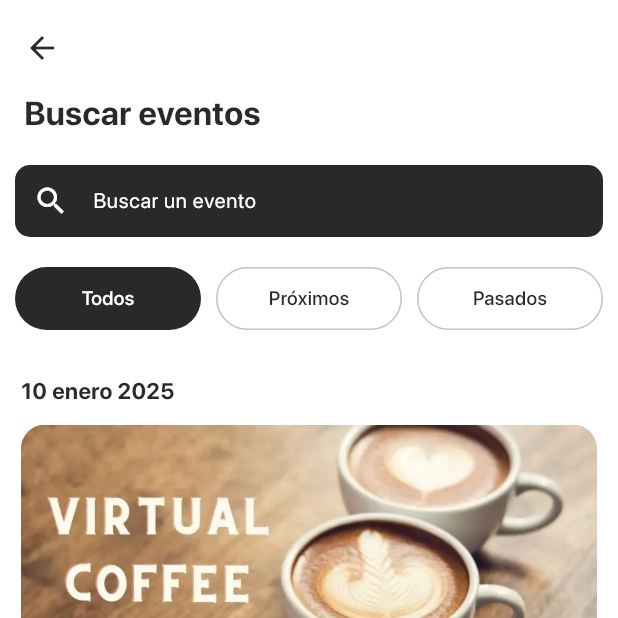
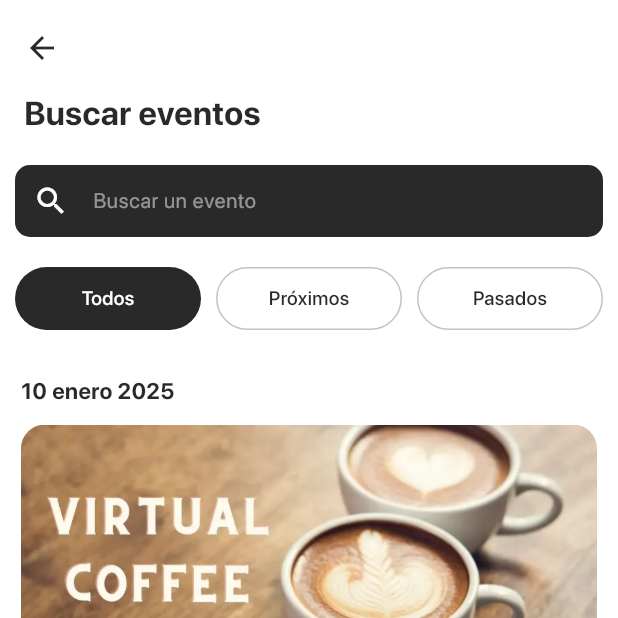
Before and after one commit to AntonyJDC/conference_app, a Flutter app: the SearchPage screen opened by its route, on a phone screen of 412 x 824 dp, the top half of it. Run offline on Flutter 3.47's test engine with Material 3 defaults, Android fonts, the phone set to English and light mode, and no system bars; our stand-ins replace flutter_svg, get, shared_preferences, sqflite, table_calendar, timezone; accounts and stored records are empty; project files that could hold a hidden picture were left out.

Commit message:
Update SearchPage hint text color for improved visibility

```diff
--- a/lib/ui/pages/search/search_page.dart
+++ b/lib/ui/pages/search/search_page.dart
@@ -148,7 +148,9 @@ class _SearchPageState extends State<SearchPage> {
                     decoration: InputDecoration(
                       hintText: 'Buscar un evento',
                       hintStyle: TextStyle(
-                          fontSize: 14, color: theme.colorScheme.onPrimary),
+                          fontSize: 14,
+                          color: theme.colorScheme.onPrimary
+                              .withValues(alpha: 0.5)),
                       prefixIcon: Icon(
                         Icons.search,
                         color: theme.colorScheme.onPrimary,
```
